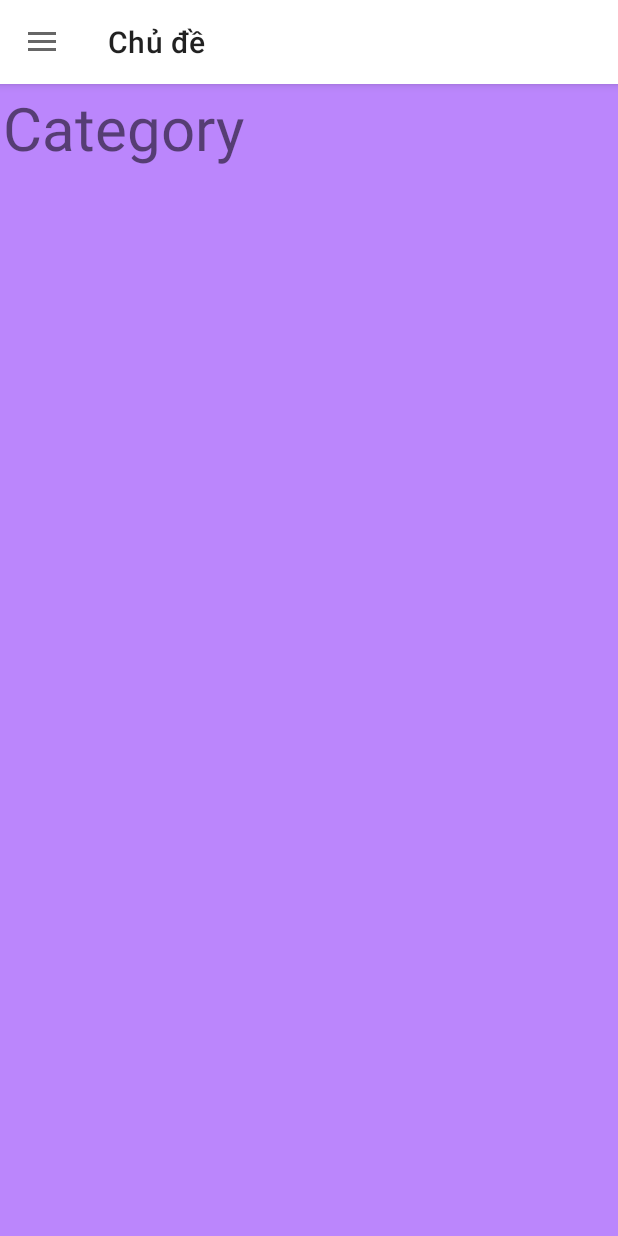
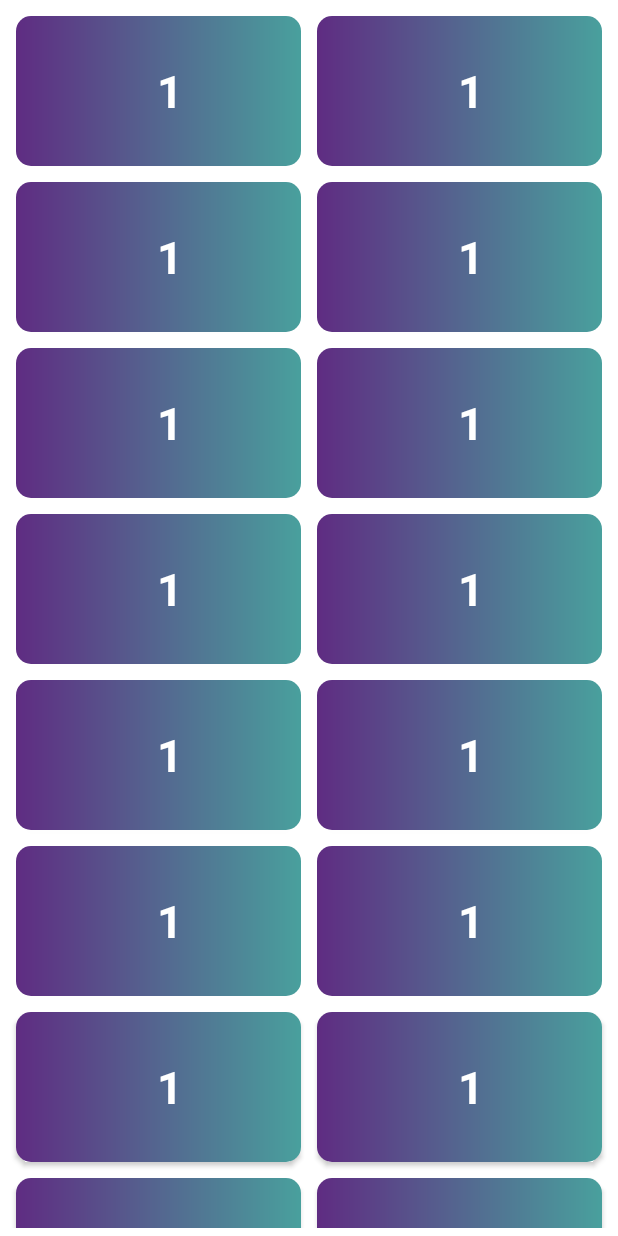
Before and after one commit to MinhHoanggggg/NOFACE, an Android app: the MainActivity screen opened directly, with no data from a screen before it, in the side drawer, after a tap on "Chủ đề", on a phone screen of 412 x 824 dp. Run offline under Robolectric (Android 15) with nearby library versions, the phone set to English and light mode, and no system bars.

Commit message:
update category no2

```diff
--- a/app/src/main/AndroidManifest.xml
+++ b/app/src/main/AndroidManifest.xml
@@ -23,6 +23,9 @@
                 <category android:name="android.intent.category.LAUNCHER" />
             </intent-filter>
         </activity>
+
+        <activity android:name=".CategoryActivity"
+            android:exported="true"/>
     </application>
 
 </manifest>
--- /dev/null
+++ b/app/src/main/java/com/example/noface/Adapter/CategoryAdapter.java
@@ -0,0 +1,63 @@
+package com.example.noface.Adapter;
+
+import android.content.Context;
+import android.view.LayoutInflater;
+import android.view.View;
+import android.view.ViewGroup;
+import android.widget.TextView;
+import android.widget.Toast;
+
+import androidx.annotation.NonNull;
+import androidx.recyclerview.widget.RecyclerView;
+
+import com.example.noface.R;
+import com.example.noface.model.Category;
+
+import java.util.ArrayList;
+
+public class CategoryAdapter extends RecyclerView.Adapter<CategoryAdapter.ViewHolder>{
+
+    private ArrayList<Category> lstCategory;
+    private Context context;
+
+    public CategoryAdapter(ArrayList<Category> lstCategory, Context context) {
+        this.lstCategory = lstCategory;
+        this.context = context;
+    }
+
+    @NonNull
+    @Override
+    public ViewHolder onCreateViewHolder(@NonNull ViewGroup parent, int viewType) {
+
+        View view = LayoutInflater.from(parent.getContext()).inflate(R.layout.item_category, parent,false);
+        return new ViewHolder(view);
+    }
+
+    @Override
+    public void onBindViewHolder(@NonNull ViewHolder holder, int position) {
+        holder.txt_title.setText("1");
+        holder.txt_title.setOnClickListener(new View.OnClickListener() {
+            @Override
+            public void onClick(View view) {
+                Toast.makeText(context, "Đã chọn chủ đề", Toast.LENGTH_SHORT).show();
+            }
+        });
+    }
+
+    @Override
+    public int getItemCount() {
+        return lstCategory.size();
+    }
+
+
+    public static class ViewHolder extends RecyclerView.ViewHolder{
+
+        public TextView txt_title;
+
+        public ViewHolder(@NonNull View itemView) {
+            super(itemView);
+
+            txt_title = itemView.findViewById(R.id.txt_title);
+        }
+    }
+}
--- /dev/null
+++ b/app/src/main/java/com/example/noface/CategoryActivity.java
@@ -0,0 +1,47 @@
+package com.example.noface;
+
+import android.os.Bundle;
+
+import androidx.appcompat.app.AppCompatActivity;
+import androidx.recyclerview.widget.GridLayoutManager;
+import androidx.recyclerview.widget.LinearLayoutManager;
+import androidx.recyclerview.widget.RecyclerView;
+
+import com.example.noface.Adapter.CategoryAdapter;
+import com.example.noface.model.Category;
+
+import java.util.ArrayList;
+
+public class CategoryActivity extends AppCompatActivity {
+
+    private ArrayList<Category> alCategory;
+    private CategoryAdapter CategoryAdapter;
+    private RecyclerView rcvCategoryList;
+
+
+    @Override
+    protected void onCreate(Bundle savedInstanceState) {
+        super.onCreate(savedInstanceState);
+        setContentView(R.layout.activity_category);
+
+        rcvCategoryList = findViewById(R.id.rcvCategoryList);
+
+        //data mẫu
+        alCategory = new ArrayList<>();
+        for(int i = 1; i <= 29; i++ ){
+            alCategory.add(new Category("Chủ đề"+ i, "chủ đề" + i));
+        }
+
+//        cuộn nuột hơn
+        rcvCategoryList.setHasFixedSize(true);
+
+        //truyền data qua adapter
+        CategoryAdapter = new CategoryAdapter(alCategory, CategoryActivity.this);
+
+        GridLayoutManager gridLayoutManager = new GridLayoutManager(this, 2);
+        gridLayoutManager.setOrientation(GridLayoutManager.VERTICAL);
+
+        rcvCategoryList.setLayoutManager(gridLayoutManager);
+        rcvCategoryList.setAdapter(CategoryAdapter);
+    }
+}
--- a/app/src/main/java/com/example/noface/MainActivity.java
+++ b/app/src/main/java/com/example/noface/MainActivity.java
@@ -1,7 +1,6 @@
 package com.example.noface;
 
 import androidx.annotation.NonNull;
-import androidx.appcompat.app.ActionBar;
 import androidx.appcompat.app.ActionBarDrawerToggle;
 import androidx.appcompat.app.AppCompatActivity;
 import androidx.appcompat.widget.Toolbar;
@@ -11,19 +10,16 @@ import androidx.fragment.app.Fragment;
 import androidx.fragment.app.FragmentTransaction;
 
 import android.annotation.SuppressLint;
+import android.content.Intent;
 import android.os.Bundle;
 import android.view.MenuItem;
 
-import com.example.noface.fragment.CategoryFragment;
 import com.example.noface.fragment.HomeFragment;
-import com.example.noface.fragment.ProfileFragment;
 import com.google.android.material.navigation.NavigationView;
 
 public class MainActivity extends AppCompatActivity implements NavigationView.OnNavigationItemSelectedListener{
 
     private static final int FRAGMENT_HOME = 0;
-    private static final int FRAGMENT_CATEGORY = 1;
-    private static final int FRAGMENT_PROFILE = 2;
 
     private int CurrentFragment = FRAGMENT_HOME;
 
@@ -69,7 +65,7 @@ public class MainActivity extends AppCompatActivity implements NavigationView.On
                 openHomeFragment();
                 break;
             case R.id.nav_category:
-                openCategoryFragment();
+                startActivity(new Intent(this, CategoryActivity.class));
                 break;
 
             default:break;
@@ -97,13 +93,6 @@ public class MainActivity extends AppCompatActivity implements NavigationView.On
         }
     }
 
-    private void openCategoryFragment(){
-        if(CurrentFragment != FRAGMENT_CATEGORY){
-            replaceFragment(new CategoryFragment());
-            CurrentFragment = FRAGMENT_CATEGORY;
-        }
-    }
-
     private void setTitleToolbar(){
         String title = "";
         switch (CurrentFragment){
@@ -111,9 +100,9 @@ public class MainActivity extends AppCompatActivity implements NavigationView.On
                 title = "Trang chủ";
                 break;
 
-            case FRAGMENT_CATEGORY:
-                title = "Chủ đề";
-                break;
+//            case ACTIVITY_CATEGORY:
+//                title = "Chủ đề";
+//                break;
         }
         if(getSupportActionBar() != null){
             getSupportActionBar().setTitle(title);
--- a/app/src/main/java/com/example/noface/fragment/CategoryFragment.java
+++ /dev/null
@@ -1,21 +0,0 @@
-package com.example.noface.fragment;
-
-import android.os.Bundle;
-import android.view.LayoutInflater;
-import android.view.View;
-import android.view.ViewGroup;
-
-import androidx.annotation.NonNull;
-import androidx.annotation.Nullable;
-import androidx.fragment.app.Fragment;
-
-import com.example.noface.R;
-
-public class CategoryFragment extends Fragment {
-
-    @Nullable
-    @Override
-    public View onCreateView(@NonNull LayoutInflater inflater, @Nullable ViewGroup container, @Nullable Bundle savedInstanceState) {
-        return inflater.inflate(R.layout.fragment_category, container, false);
-    }
-}
--- /dev/null
+++ b/app/src/main/java/com/example/noface/model/Category.java
@@ -0,0 +1,28 @@
+package com.example.noface.model;
+
+public class Category {
+    public String getID_category() {
+        return ID_category;
+    }
+
+    public void setID_category(String ID_category) {
+        this.ID_category = ID_category;
+    }
+
+    public String getName() {
+        return name;
+    }
+
+    public void setName(String name) {
+        this.name = name;
+    }
+
+    private String ID_category;
+    private String name;
+
+    public Category(String ID_category, String name) {
+        this.ID_category = ID_category;
+        this.name = name;
+    }
+
+}
--- /dev/null
+++ b/app/src/main/res/layout/activity_category.xml
@@ -0,0 +1,15 @@
+<LinearLayout xmlns:android="http://schemas.android.com/apk/res/android"
+    android:layout_width="match_parent"
+    android:layout_height="match_parent"
+    xmlns:tools="http://schemas.android.com/tools"
+    android:orientation="vertical"
+    tools:context="CategoryActivity">
+
+
+    <androidx.recyclerview.widget.RecyclerView
+        android:padding="5dp"
+        android:id="@+id/rcvCategoryList"
+        android:layout_width="match_parent"
+        android:layout_height="wrap_content"/>
+
+</LinearLayout>
--- a/app/src/main/res/layout/fragment_category.xml
+++ /dev/null
@@ -1,17 +0,0 @@
-<?xml version="1.0" encoding="utf-8"?>
-<LinearLayout xmlns:android="http://schemas.android.com/apk/res/android"
-    android:layout_width="match_parent"
-    android:layout_height="match_parent"
-    android:orientation="vertical"
-    android:padding="2dp"
-    android:background="@color/purple_200">
-
-    <TextView
-        android:textSize="40sp"
-        android:text="Category"
-        android:layout_width="match_parent"
-        android:layout_height="match_parent"/>
-
-
-
-</LinearLayout>
--- /dev/null
+++ b/app/src/main/res/layout/item_category.xml
@@ -0,0 +1,27 @@
+<?xml version="1.0" encoding="utf-8"?>
+<androidx.cardview.widget.CardView xmlns:android="http://schemas.android.com/apk/res/android"
+    android:layout_width="match_parent"
+    android:layout_height="wrap_content"
+    xmlns:app="http://schemas.android.com/apk/res-auto"
+    app:cardCornerRadius="10dp"
+    android:layout_margin="5dp">
+
+    <LinearLayout
+        android:id="@+id/rlt_itemCate"
+        android:layout_width="match_parent"
+        android:layout_height="100dp">
+
+        <TextView
+            android:background="@drawable/custom_page"
+            android:textColor="@color/white"
+            android:id="@+id/txt_title"
+            android:textStyle="bold"
+            android:paddingLeft="15dp"
+            android:gravity="center"
+            android:textSize="30dp"
+            android:text="Chủ đề 1"
+            android:layout_width="match_parent"
+            android:layout_height="match_parent"/>
+
+    </LinearLayout>
+</androidx.cardview.widget.CardView>
```
Also changed, not shown: 1 other file.
